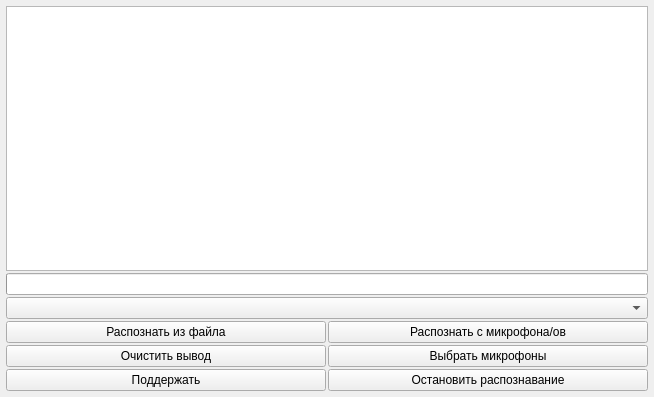
First picture: the form in main_window.ui, repository DimulyaPlay/VoskGUI, before the edit.
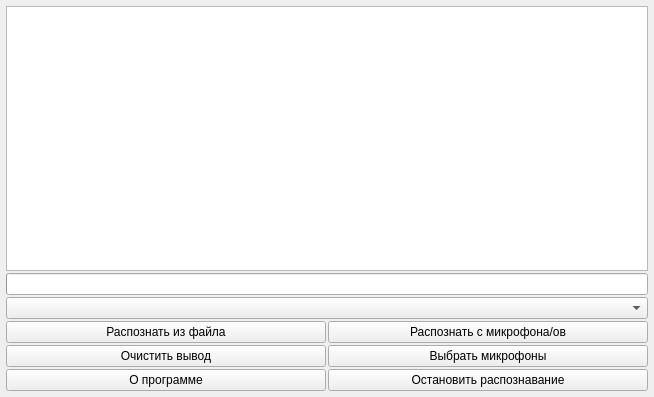
Second picture: the form after the edit. Icons and pictures are not drawn.

Commit message: new about window

The edit to the form file:
```diff
--- a/main_window.ui
+++ b/main_window.ui
@@ -142,7 +142,7 @@
          </sizepolicy>
         </property>
         <property name="text">
-         <string>Поддержать</string>
+         <string>О программе</string>
         </property>
         <property name="icon">
          <iconset>
```
The commit also changes 3 other files.
